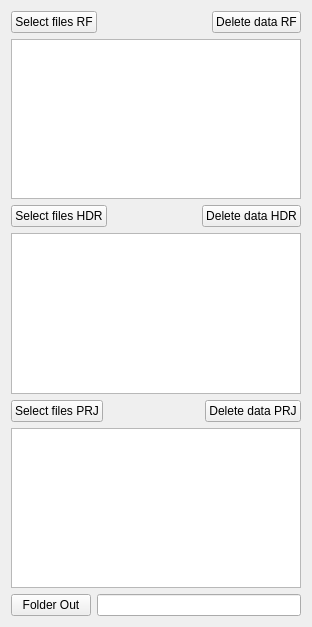
tonilogar/ToolsPcot, file correction.ui: the form before one commit.
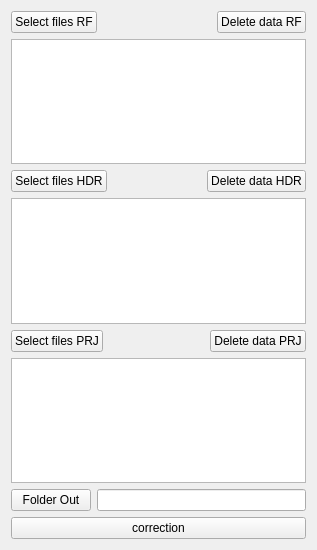
The form after the commit.

```diff
--- a/correction.ui
+++ b/correction.ui
@@ -6,8 +6,8 @@
    <rect>
     <x>0</x>
     <y>0</y>
-    <width>312</width>
-    <height>627</height>
+    <width>317</width>
+    <height>550</height>
    </rect>
   </property>
   <property name="windowTitle">
@@ -130,6 +130,13 @@
      </item>
     </layout>
    </item>
+   <item>
+    <widget class="QPushButton" name="pushButton">
+     <property name="text">
+      <string>correction</string>
+     </property>
+    </widget>
+   </item>
   </layout>
  </widget>
  <resources/>
```
